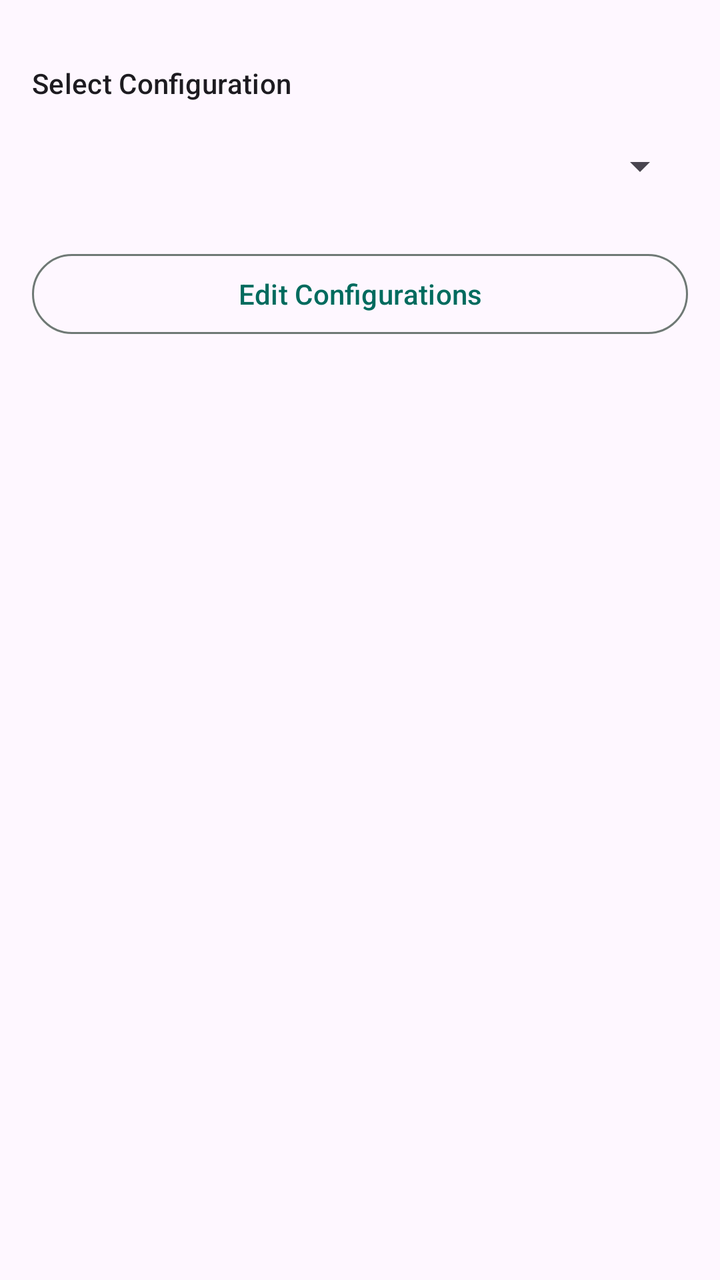
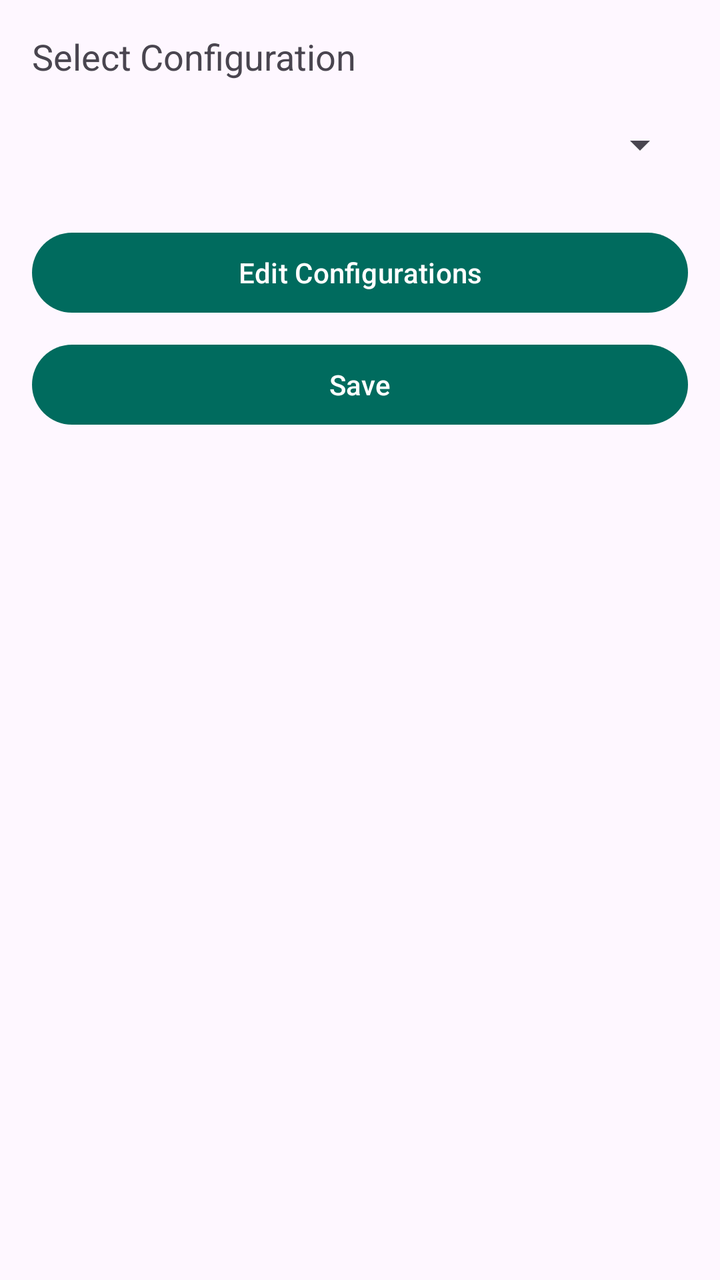

An Android layout rendered at two revisions. The XML below is the earlier revision; the diff shows what the commit changed to produce the second picture.
<!-- AndroidManifest.xml: application theme AppTheme -->
<!-- res/layout/plugin.xml -->
<?xml version="1.0" encoding="utf-8"?>
<LinearLayout
    xmlns:android="http://schemas.android.com/apk/res/android"
    xmlns:app="http://schemas.android.com/apk/res-auto"
    android:layout_width="match_parent"
    android:layout_height="match_parent"
    android:orientation="vertical"
    android:padding="@dimen/screen_margin_horizontal">

    <TextView
        android:id="@+id/textView6"
        android:layout_width="match_parent"
        android:layout_height="wrap_content"
        android:layout_marginTop="@dimen/spacing_md"
        android:text="@string/select_configuration"
        android:textAppearance="?attr/textAppearanceLabelLarge" />

    <androidx.appcompat.widget.AppCompatSpinner
        android:id="@+id/plugin_sp_configs"
        android:layout_width="match_parent"
        android:layout_height="wrap_content"
        android:layout_marginTop="@dimen/spacing_sm"
        android:layout_marginBottom="@dimen/spacing_md"
        android:minHeight="48dp"
        android:padding="@dimen/spacing_sm" />

    <com.google.android.material.button.MaterialButton
        android:id="@+id/editConfigsButton"
        style="?attr/materialButtonOutlinedStyle"
        android:layout_width="match_parent"
        android:layout_height="wrap_content"
        android:onClick="editConfigs"
        android:text="@string/edit_configurations" />

</LinearLayout>
<!-- resources referenced by this layout -->
<resources>
  <dimen name="screen_margin_horizontal">16dp</dimen>
  <dimen name="spacing_md">16dp</dimen>
  <dimen name="spacing_sm">8dp</dimen>
  <string name="edit_configurations">Edit Configurations</string>
  <style name="AppTheme" parent="Theme.Material3.DayNight.NoActionBar">
          <item name="colorPrimary">@color/md_theme_light_primary</item>
          <item name="colorOnPrimary">@color/md_theme_light_onPrimary</item>
          <item name="colorPrimaryContainer">@color/md_theme_light_primaryContainer</item>
          <item name="colorOnPrimaryContainer">@color/md_theme_light_onPrimaryContainer</item>
          <item name="colorSecondary">@color/md_theme_light_secondary</item>
          <item name="colorOnSecondary">@color/md_theme_light_onSecondary</item>
          <item name="colorSecondaryContainer">@color/md_theme_light_secondaryContainer</item>
          <item name="colorOnSecondaryContainer">@color/md_theme_light_onSecondaryContainer</item>
          <item name="colorTertiary">@color/md_theme_light_tertiary</item>
          <item name="colorOnTertiary">@color/md_theme_light_onTertiary</item>
          <item name="colorTertiaryContainer">@color/md_theme_light_tertiaryContainer</item>
          <item name="colorOnTertiaryContainer">@color/md_theme_light_onTertiaryContainer</item>
          <item name="colorError">@color/md_theme_light_error</item>
          <item name="colorOnError">@color/md_theme_light_onError</item>
          <item name="colorErrorContainer">@color/md_theme_light_errorContainer</item>
          <item name="colorOnErrorContainer">@color/md_theme_light_onErrorContainer</item>
          <item name="colorSurface">@color/md_theme_light_surface</item>
          <item name="colorOnSurface">@color/md_theme_light_onSurface</item>
          <item name="colorSurfaceVariant">@color/md_theme_light_surfaceVariant</item>
          <item name="colorOnSurfaceVariant">@color/md_theme_light_onSurfaceVariant</item>
          <item name="colorOutline">@color/md_theme_light_outline</item>
          <item name="colorOutlineVariant">@color/md_theme_light_outlineVariant</item>
          <item name="colorSurfaceContainerLow">@color/md_theme_light_surfaceContainerLow</item>
          <item name="colorSurfaceContainer">@color/md_theme_light_surfaceContainer</item>
          <item name="colorSurfaceContainerHigh">@color/md_theme_light_surfaceContainerHigh</item>
          <item name="android:statusBarColor">@color/md_theme_dark_surfaceContainerHigh</item>
      </style>
  <color name="md_theme_light_primary">#006B5E</color>
  <color name="md_theme_light_onPrimary">#FFFFFF</color>
  <color name="md_theme_light_primaryContainer">#7AF8E0</color>
  <color name="md_theme_light_onPrimaryContainer">#00201B</color>
  <color name="md_theme_light_secondary">#4B635D</color>
  <color name="md_theme_light_onSecondary">#FFFFFF</color>
  <color name="md_theme_light_secondaryContainer">#CDE8E0</color>
  <color name="md_theme_light_tertiary">#426278</color>
  <color name="md_theme_light_onTertiary">#FFFFFF</color>
  <color name="md_theme_light_tertiaryContainer">#C7E7FF</color>
  <color name="md_theme_light_onTertiaryContainer">#001E2F</color>
  <color name="md_theme_light_error">#BA1A1A</color>
  <color name="md_theme_light_onError">#FFFFFF</color>
  <color name="md_theme_light_errorContainer">#FFDAD6</color>
  <color name="md_theme_light_onErrorContainer">#410002</color>
  <color name="md_theme_light_surface">#F5FBF7</color>
  <color name="md_theme_light_onSurface">#171D1B</color>
  <color name="md_theme_light_surfaceVariant">#DAE5E0</color>
  <color name="md_theme_light_onSurfaceVariant">#3F4945</color>
  <color name="md_theme_light_outline">#6F7975</color>
  <color name="md_theme_light_outlineVariant">#BFC9C4</color>
  <color name="md_theme_light_surfaceContainerLow">#EFF5F1</color>
  <color name="md_theme_light_surfaceContainer">#E9EFEB</color>
  <color name="md_theme_light_surfaceContainerHigh">#E3EAE6</color>
  <color name="md_theme_dark_surfaceContainerHigh">#262B29</color>
  <!-- unchanged entries left out for length: 2 -->
</resources>

<!-- the commit's change to res/layout/plugin.xml (unified diff, before → after) -->
@@ -1,35 +1,37 @@
 <?xml version="1.0" encoding="utf-8"?>
-<LinearLayout
-    xmlns:android="http://schemas.android.com/apk/res/android"
-    xmlns:app="http://schemas.android.com/apk/res-auto"
+<LinearLayout xmlns:android="http://schemas.android.com/apk/res/android"
     android:layout_width="match_parent"
     android:layout_height="match_parent"
     android:orientation="vertical"
-    android:padding="@dimen/screen_margin_horizontal">
+    android:padding="16dp">
 
     <TextView
-        android:id="@+id/textView6"
         android:layout_width="match_parent"
         android:layout_height="wrap_content"
-        android:layout_marginTop="@dimen/spacing_md"
         android:text="@string/select_configuration"
-        android:textAppearance="?attr/textAppearanceLabelLarge" />
+        android:textAppearance="?android:attr/textAppearanceMedium" />
 
     <androidx.appcompat.widget.AppCompatSpinner
         android:id="@+id/plugin_sp_configs"
         android:layout_width="match_parent"
         android:layout_height="wrap_content"
-        android:layout_marginTop="@dimen/spacing_sm"
-        android:layout_marginBottom="@dimen/spacing_md"
-        android:minHeight="48dp"
-        android:padding="@dimen/spacing_sm" />
+        android:layout_marginTop="8dp"
+        android:layout_marginBottom="16dp"
+        android:minHeight="48dp" />
 
-    <com.google.android.material.button.MaterialButton
+    <Button
         android:id="@+id/editConfigsButton"
-        style="?attr/materialButtonOutlinedStyle"
         android:layout_width="match_parent"
         android:layout_height="wrap_content"
         android:onClick="editConfigs"
         android:text="@string/edit_configurations" />
 
+    <Button
+        android:id="@+id/plugin_bt_save"
+        android:layout_width="match_parent"
+        android:layout_height="wrap_content"
+        android:layout_marginTop="8dp"
+        android:onClick="savePluginConfig"
+        android:text="@string/save" />
+
 </LinearLayout>
<!-- resource entries referenced after the edit -->
@@ -1,9 +1,7 @@
 <!-- resources referenced by this layout -->
 <resources>
-  <dimen name="screen_margin_horizontal">16dp</dimen>
-  <dimen name="spacing_md">16dp</dimen>
-  <dimen name="spacing_sm">8dp</dimen>
   <string name="edit_configurations">Edit Configurations</string>
+  <string name="save">Save</string>
   <style name="AppTheme" parent="Theme.Material3.DayNight.NoActionBar">
           <item name="colorPrimary">@color/md_theme_light_primary</item>
           <item name="colorOnPrimary">@color/md_theme_light_onPrimary</item>
@@ -30,6 +28,7 @@
           <item name="colorSurfaceContainerLow">@color/md_theme_light_surfaceContainerLow</item>
           <item name="colorSurfaceContainer">@color/md_theme_light_surfaceContainer</item>
           <item name="colorSurfaceContainerHigh">@color/md_theme_light_surfaceContainerHigh</item>
+          
           <item name="android:statusBarColor">@color/md_theme_dark_surfaceContainerHigh</item>
       </style>
   <color name="md_theme_light_primary">#006B5E</color>
